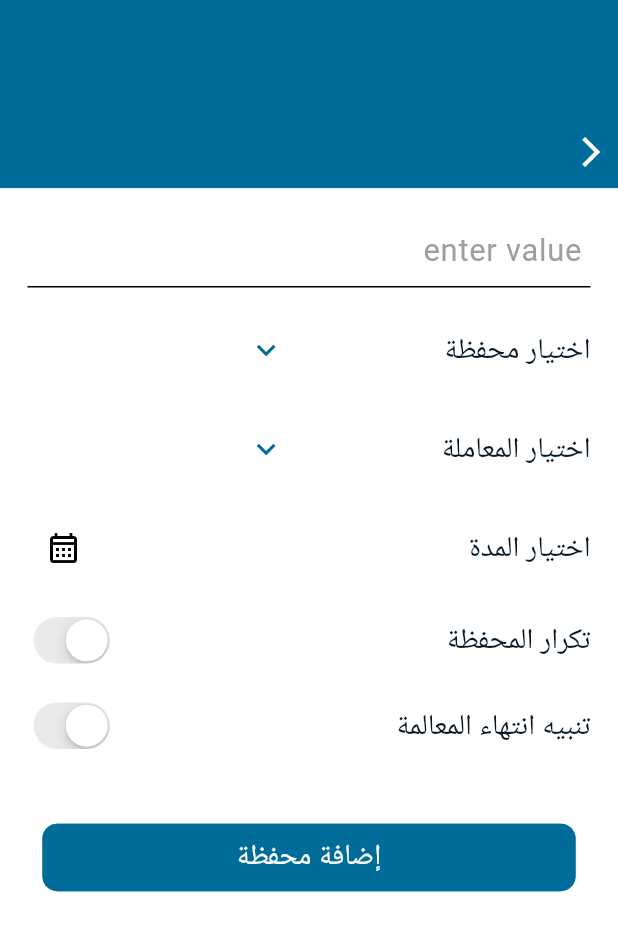
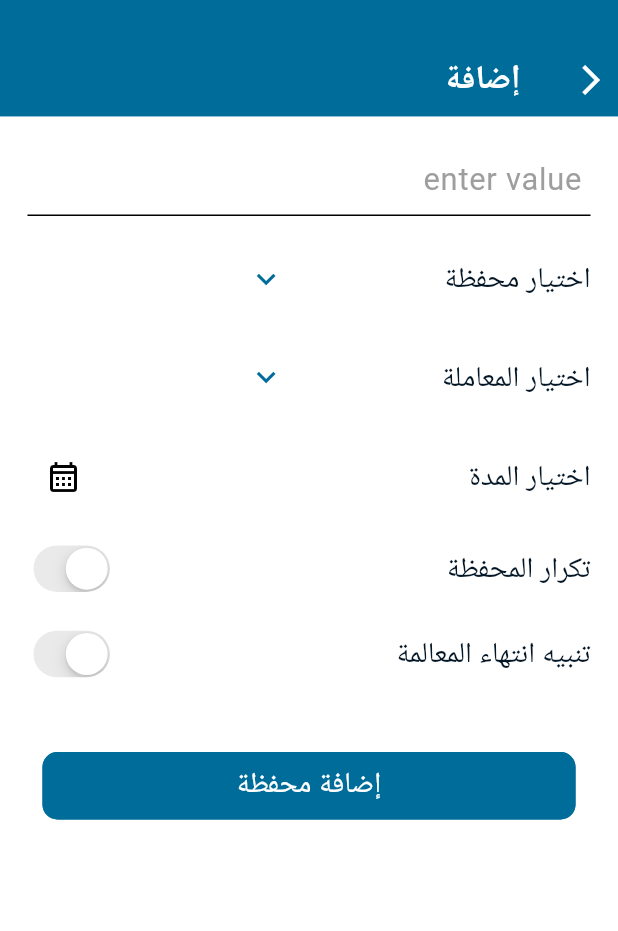
Before and after one commit to tsquare-alex/expenses, a Flutter app: the Budget screen opened directly, after a tap on the "add" icon, on a phone screen of 412 x 824 dp. Shown: the top 931 px of the screen. Run offline on Flutter 3.47's test engine with Material 3 defaults, Android fonts, the phone set to English and light mode, and no system bars; drawn by our look-alikes of flutter_easyloading; our stand-ins replace animated_bottom_navigation_bar, auto_route, bloc, cloud_firestore, dotted_border, equatable and 25 more; missing offline and left inert: adaptive_action_sheet, circle_progress_bar, extension_google_sign_in_as_googleapis_auth, flutter_barcode_scanner, flutter_qiblah, flutter_rounded_date_picker and 2 more; accounts and stored records are empty; Roboto replaces fonts that are missing (Tajawal).

Commit message:
- bugs and changes

```diff
--- a/assets/lang/ar.json
+++ b/assets/lang/ar.json
@@ -400,5 +400,6 @@
   "units": "الوحدات",
   "databaseDetails": "تفاصيل قاعدة البيانات",
   "enableAuthentication": "تمكين المصادقة",
-  "authenticationIsEnabled": "تم تمكين المصادقة"
+  "authenticationIsEnabled": "تم تمكين المصادقة",
+  "addWallet" : "إضافة محفظة جديدة"
 }
--- a/assets/lang/en.json
+++ b/assets/lang/en.json
@@ -222,5 +222,6 @@
   "units": "Units",
   "databaseDetails": "Database Details",
   "enableAuthentication": "Enable Authentication",
-  "authenticationIsEnabled": "Authentication Is Enabled"
+  "authenticationIsEnabled": "Authentication Is Enabled",
+  "addWallet": "Add new wallet"
 }
--- a/lib/user/screens/budget/budget.dart
+++ b/lib/user/screens/budget/budget.dart
@@ -5,11 +5,8 @@ class Budget extends StatelessWidget {
 
   Widget build(BuildContext context) {
     return BlocProvider(
-      create: (context) => BudgetCubit(),
-      child: BlocConsumer<BudgetCubit, BudgetState>(
-        listener: (context, state) {
-          if (state is SuccessFetchData) {}
-        },
+      create: (context) => BudgetCubit()..fetchData(),
+      child: BlocBuilder<BudgetCubit, BudgetState>(
         builder: (context, state) {
           return Scaffold(
             body: Column(children: [
--- a/lib/user/screens/budget/widget/add_transaction.dart
+++ b/lib/user/screens/budget/widget/add_transaction.dart
@@ -1,5 +1,6 @@
 import 'package:auto_route/auto_route.dart';
 import 'package:expenses/general/constants/MyColors.dart';
+import 'package:expenses/general/packages/localization/Localizations.dart';
 import 'package:expenses/general/widgets/DefaultButton.dart';
 import 'package:expenses/general/widgets/MyText.dart';
 import 'package:expenses/user/screens/budget/budget_imports.dart';
@@ -50,15 +51,26 @@ class _AddTransactionBudgetState extends State<AddTransactionBudget> {
             return Column(
               children: [
                 Container(
-                  height: 105.h,
+                  height: 65.h,
                   width: double.infinity,
                   color: MyColors.primary,
                   child: Align(
                     alignment: Alignment.bottomRight,
-                    child: IconButton(
-                      onPressed: () => AutoRouter.of(context).pop(),
-                      icon: const Icon(Icons.arrow_back_ios),
-                      color: MyColors.white,
+                    child: Row(
+                      children: [
+                        IconButton(
+                          onPressed: () => AutoRouter.of(context).pop(),
+                          icon: const Icon(Icons.arrow_back_ios),
+                          color: MyColors.white,
+                        ),
+                        SizedBox(width: 15.w),
+                        MyText(
+                          title: tr(context, 'add'),
+                          color: Colors.white,
+                          size: 16.sp,
+                          fontWeight: FontWeight.bold,
+                        ),
+                      ],
                     ),
                   ),
                 ),
--- a/lib/user/screens/database/database_imports.dart
+++ b/lib/user/screens/database/database_imports.dart
@@ -3,6 +3,8 @@ import 'package:dotted_border/dotted_border.dart';
 import 'package:expenses/general/constants/MyColors.dart';
 import 'package:expenses/general/packages/generic_bloc/generic_cubit.dart';
 import 'package:expenses/general/packages/generic_bloc/generic_cubit.dart';
+import 'package:expenses/general/themes/app_colors.dart';
+import 'package:expenses/general/themes/cubit/app_theme_cubit.dart';
 import 'package:expenses/general/utilities/routers/RouterImports.gr.dart';
 import 'package:expenses/general/widgets/MyText.dart';
 import 'package:expenses/user/models/database_model/database_model.dart';
--- a/lib/user/screens/reports/widgets/transaction_tile.dart
+++ b/lib/user/screens/reports/widgets/transaction_tile.dart
@@ -15,7 +15,7 @@ class TransactionTile extends StatelessWidget {
         titleAlignment: ListTileTitleAlignment.center,
         contentPadding: EdgeInsets.only(left: 25.r, right: 16.r),
         title: Text(
-          transaction.database!.adjective,
+          '${transaction.transactionType!.name!} ${transaction.transactionContent!.name!}',
           style: TextStyle(
             fontWeight: FontWeight.bold,
             fontSize: 13.sp,
```
Also changed, not shown: lib/user/screens/budget/widget/add_budget_item.dart (+17 -5 lines), lib/user/screens/database/database.dart (+8 -5 lines), lib/user/screens/transaction_details/transaction_details_data.dart (+44 -47 lines), lib/user/screens/transaction_details/widgets/build_transaction_details_inputs.dart (+13 -11 lines), lib/user/screens/wallet/widgets/add_wallet.dart (+17 -5 lines).
